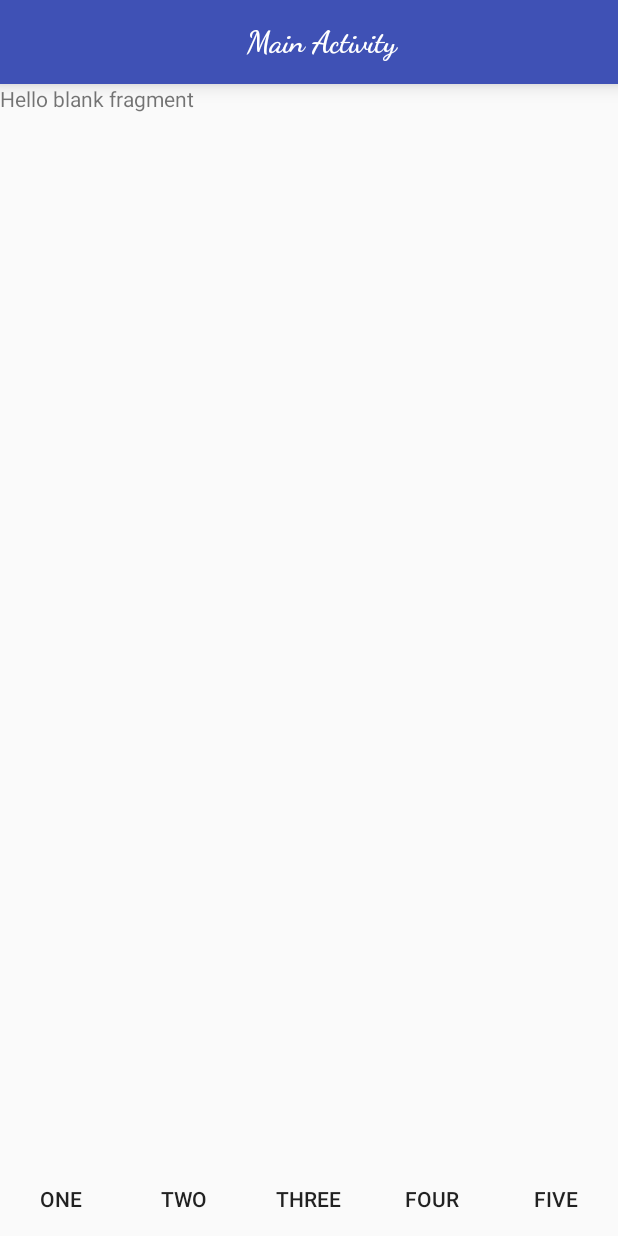
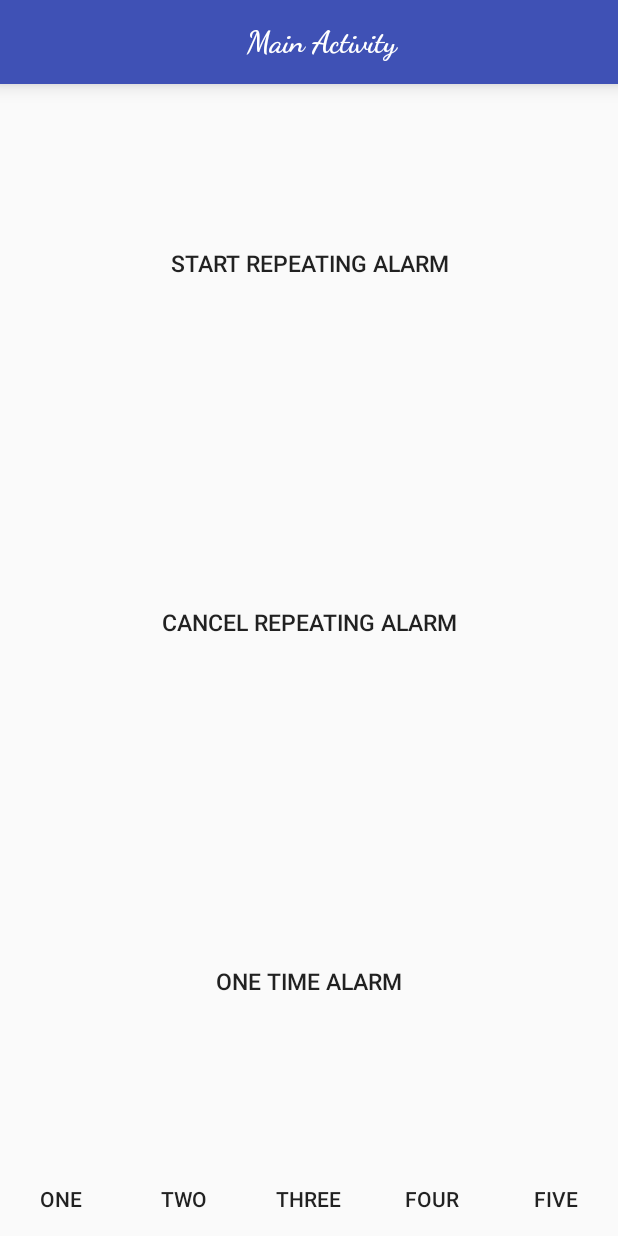
Before and after one commit to robillo/BackgoundComponents, an Android app: the fragment FourFragment placed in its activity, on a phone screen of 412 x 824 dp. Run offline under Robolectric (Android 15) with nearby library versions, the phone set to English and light mode, and no system bars.

Commit message:
layout alarm manager

```diff
--- a/app/src/main/java/com/appbusters/robinkamboj/backgoundcomponents/view/fragments/FourFragment.java
+++ b/app/src/main/java/com/appbusters/robinkamboj/backgoundcomponents/view/fragments/FourFragment.java
@@ -6,6 +6,7 @@ import android.support.v4.app.Fragment;
 import android.view.LayoutInflater;
 import android.view.View;
 import android.view.ViewGroup;
+import android.widget.Button;
 
 import com.appbusters.robinkamboj.backgoundcomponents.R;
 
@@ -14,6 +15,7 @@ import com.appbusters.robinkamboj.backgoundcomponents.R;
  */
 public class FourFragment extends Fragment {
 
+    Button startRepeat, cancel, startSingle;
 
     public FourFragment() {
         // Required empty public constructor
@@ -25,7 +27,13 @@ public class FourFragment extends Fragment {
                              Bundle savedInstanceState) {
         // Inflate the layout for this fragment
         setRetainInstance(true);
-        return inflater.inflate(R.layout.fragment_four, container, false);
+        View v = inflater.inflate(R.layout.fragment_four, container, false);
+
+        startRepeat = (Button) v.findViewById(R.id.start_repeat);
+        cancel = (Button) v.findViewById(R.id.cancel);
+        startSingle = (Button) v.findViewById(R.id.start_single);
+
+        return v;
     }
 
 }
--- a/app/src/main/res/layout/fragment_four.xml
+++ b/app/src/main/res/layout/fragment_four.xml
@@ -1,13 +1,35 @@
-<FrameLayout xmlns:android="http://schemas.android.com/apk/res/android"
+<LinearLayout xmlns:android="http://schemas.android.com/apk/res/android"
     xmlns:tools="http://schemas.android.com/tools"
     android:layout_width="match_parent"
     android:layout_height="match_parent"
+    android:orientation="vertical"
     tools:context="com.appbusters.robinkamboj.backgoundcomponents.view.fragments.FourFragment">
 
-    <!-- TODO: Update blank fragment layout -->
-    <TextView
+    <Button
         android:layout_width="match_parent"
-        android:layout_height="match_parent"
-        android:text="@string/hello_blank_fragment" />
+        android:layout_height="0sp"
+        android:layout_weight="1"
+        android:text="@string/start_repeating_alarm"
+        android:textSize="15sp"
+        android:background="?attr/selectableItemBackground"
+        android:id="@+id/start_repeat"/>
 
-</FrameLayout>
+    <Button
+        android:layout_width="match_parent"
+        android:layout_height="0sp"
+        android:layout_weight="1"
+        android:text="@string/cancel_repeating_alarm"
+        android:textSize="15sp"
+        android:background="?attr/selectableItemBackground"
+        android:id="@+id/cancel"/>
+
+    <Button
+        android:layout_width="match_parent"
+        android:layout_height="0sp"
+        android:layout_weight="1"
+        android:text="@string/one_time_alarm"
+        android:textSize="15sp"
+        android:background="?attr/selectableItemBackground"
+        android:id="@+id/start_single"/>
+
+</LinearLayout>
--- a/app/src/main/res/values/strings.xml
+++ b/app/src/main/res/values/strings.xml
@@ -10,4 +10,7 @@
     <string name="hint">5</string>
     <string name="start_my_asynctask">Start My AsyncTask</string>
     <string name="download_song">DOWNLOAD SONG</string>
+    <string name="start_repeating_alarm">Start Repeating Alarm</string>
+    <string name="cancel_repeating_alarm">Cancel Repeating Alarm</string>
+    <string name="one_time_alarm">One Time Alarm</string>
 </resources>
```
